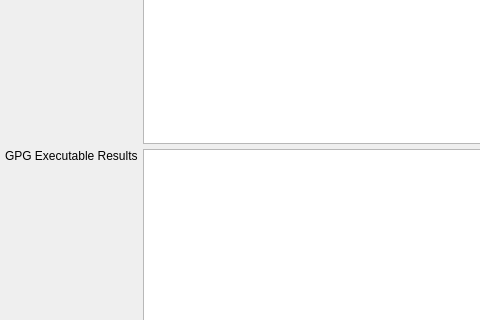
Qt form Source/UI/spot-on-rosetta-gpg-new-keys.ui (textbrowser/spot-on) before a commit; both pictures show x 0 to 480 and y 179 to 499 of the 650 by 650 pixel window.
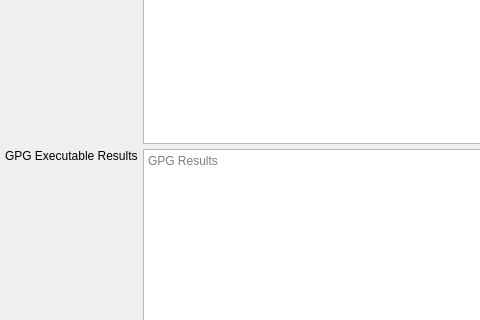
The same form after that commit. Icons and pictures are not drawn.

Commit message: Placeholder text.

```diff
--- a/Source/UI/spot-on-rosetta-gpg-new-keys.ui
+++ b/Source/UI/spot-on-rosetta-gpg-new-keys.ui
@@ -60,6 +60,9 @@
        <property name="tabChangesFocus">
         <bool>true</bool>
        </property>
+       <property name="placeholderText">
+        <string>GPG Results</string>
+       </property>
       </widget>
      </item>
      <item row="2" column="0">
```
Left out of the diff: 3 changed lines with no effect on the pictures. The commit also changes 8 other files.
